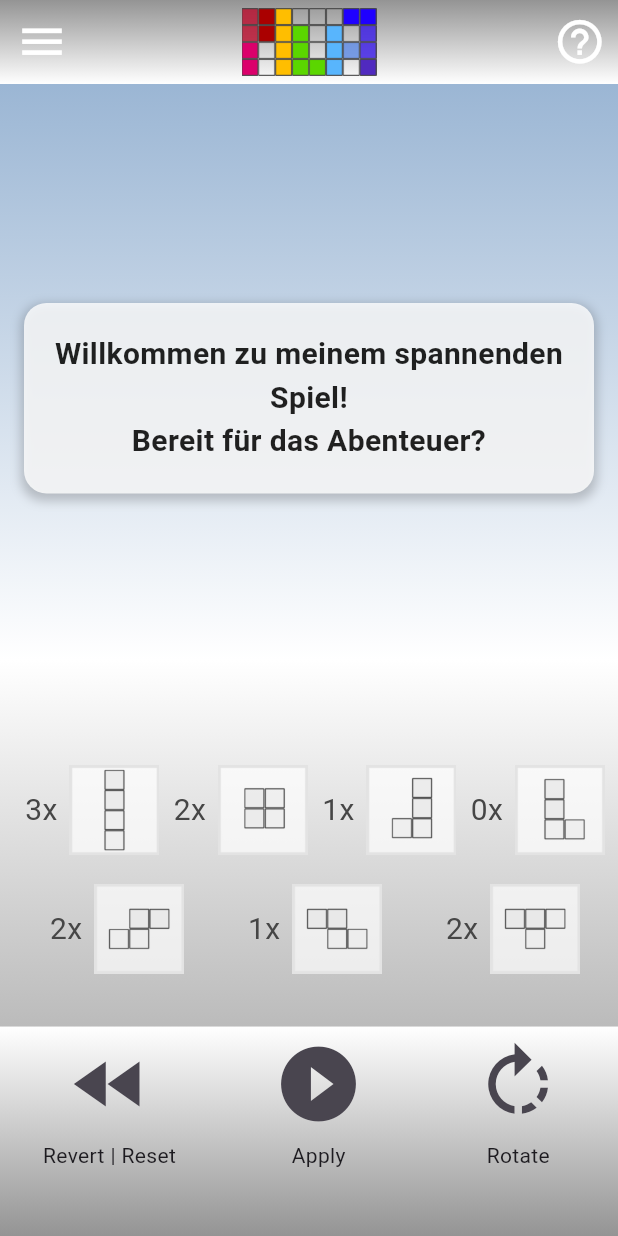
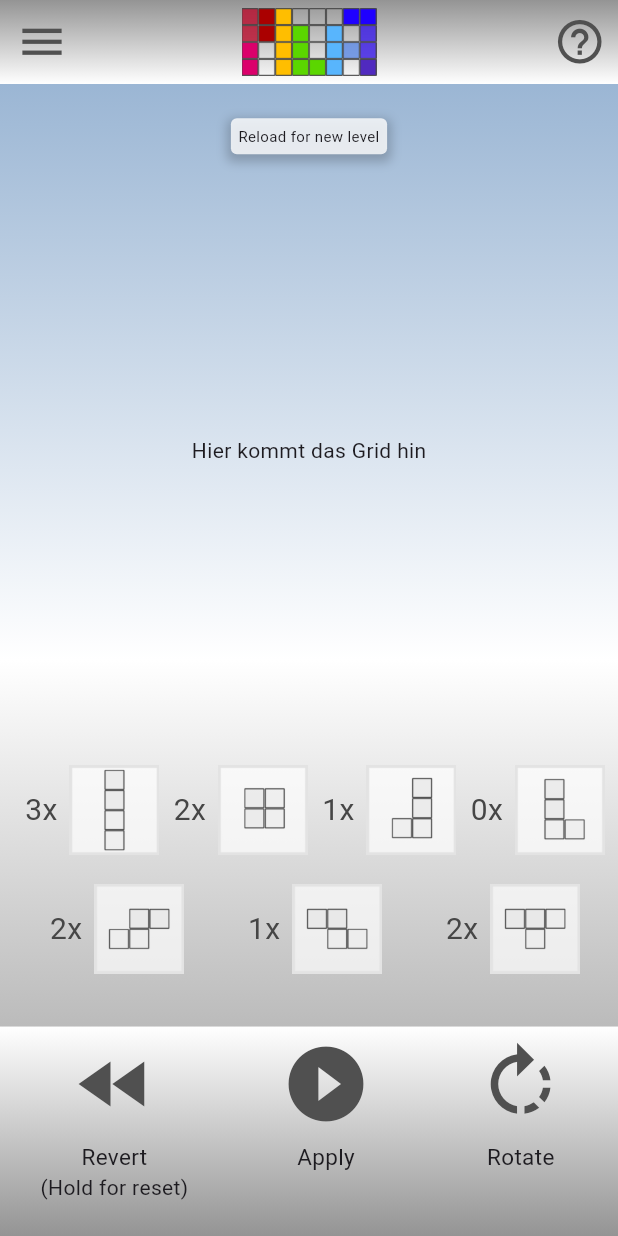
Before and after one commit to FOehlschlaeger/pila, a Flutter app: the screen it shows after launch, on a phone screen of 412 x 824 dp. Run offline on Flutter 3.47's test engine with Material 3 defaults, Android fonts, the phone set to English and light mode, and no system bars.

Commit message:
feat: adding area for gridview

```diff
--- a/lib/main.dart
+++ b/lib/main.dart
@@ -30,7 +30,7 @@ class MyHomePage extends StatelessWidget {
       appBar: AppBar(
         leading: IconButton(
           icon: const Icon(Icons.menu,
-              color: Colors.white), // Burger-Menü-Icon links
+              color: Color.fromARGB(255, 80, 80, 80)), // Burger-Menü-Icon links
           onPressed: () {
             ScaffoldMessenger.of(context).showSnackBar(
               const SnackBar(content: Text('Burger-Menü geklickt!')),
@@ -46,7 +46,7 @@ class MyHomePage extends StatelessWidget {
         actions: [
           IconButton(
             icon: const Icon(Icons.help_outline,
-                color: Colors.white), // Hilfe-Icon rechts
+                color: Color.fromARGB(255, 80, 80, 80)), // Hilfe-Icon rechts
             onPressed: () {
               ScaffoldMessenger.of(context).showSnackBar(
                 const SnackBar(content: Text('Hilfe-Icon geklickt!')),
@@ -87,17 +87,17 @@ class MyHomePage extends StatelessWidget {
           children: [
             // Oberste Zeile: Zentraler Bereich
             Expanded(
-              flex: 6, // Nimmt mehr Platz ein
+              flex: 1, // Nimmt mehr Platz ein
               child: Center(
                 child: Container(
-                  padding: const EdgeInsets.all(20.0),
-                  margin: const EdgeInsets.all(16.0),
+                  padding: const EdgeInsets.all(5.0),
+                  margin: const EdgeInsets.all(10.0),
                   decoration: BoxDecoration(
-                    color: Colors.white.withOpacity(0.8),
-                    borderRadius: BorderRadius.circular(15.0),
+                    color: Colors.white.withValues(alpha: 0.8),
+                    borderRadius: BorderRadius.circular(4.0),
                     boxShadow: [
                       BoxShadow(
-                        color: Colors.black.withOpacity(0.2),
+                        color: Colors.black.withValues(alpha: 0.2),
                         spreadRadius: 2,
                         blurRadius: 5,
                         offset: const Offset(0, 3),
@@ -105,16 +105,24 @@ class MyHomePage extends StatelessWidget {
                     ],
                   ),
                   child: const Text(
-                    'Willkommen zu meinem spannenden Spiel!\nBereit für das Abenteuer?',
+                    'Reload for new level',
                     textAlign: TextAlign.center,
                     style: TextStyle(
-                        fontSize: 20.0,
-                        fontWeight: FontWeight.bold,
-                        color: Colors.black87),
+                      fontSize: 10.0,
+                      // fontWeight: FontWeight.bold,
+                      // color: Colors.black87),
+                    ),
                   ),
                 ),
               ),
             ),
+
+            Expanded(
+                flex: 5,
+                child: Center(
+                    child: const Text(
+                        'Hier kommt das Grid hin') // GameGridScreen(),
+                    )),
 
             // Mittlere Zeile: Sieben Icons mit Zahlenfeldern (4 oben, 3 unten)
             Expanded(
@@ -160,6 +168,7 @@ class MyHomePage extends StatelessWidget {
             Expanded(
               flex: 2,
               child: Container(
+                // alignment: Alignment.center,
                 decoration: const BoxDecoration(
                   gradient: LinearGradient(
                     colors: [
@@ -182,8 +191,16 @@ class MyHomePage extends StatelessWidget {
                           tooltip: "Revert last step, hold to reset",
                           onPressed: (() => {}),
                           iconSize: 60,
+                          color: Color.fromARGB(255, 80, 80, 80),
                         ),
-                        Text('Revert | Reset'),
+                        Text(
+                          'Revert',
+                          textAlign: TextAlign.center,
+                          style: TextStyle(
+                            fontSize: 15.0,
+                          ),
+                        ),
+                        Text('(Hold for reset)')
                       ],
                     ),
                     Column(
@@ -193,8 +210,15 @@ class MyHomePage extends StatelessWidget {
                           tooltip: "Apply tetromino tile",
                           onPressed: (() => {}),
                           iconSize: 60,
+                          color: Color.fromARGB(255, 80, 80, 80),
                         ),
-                        Text('Apply'),
+                        Text(
+                          'Apply',
+                          textAlign: TextAlign.center,
+                          style: TextStyle(
+                            fontSize: 15.0,
+                          ),
+                        ),
                       ],
                     ),
                     Column(
@@ -204,8 +228,15 @@ class MyHomePage extends StatelessWidget {
                           tooltip: "Rotate by 90 degrees",
                           onPressed: (() => {}),
                           iconSize: 60,
+                          color: Color.fromARGB(255, 80, 80, 80),
                         ),
-                        Text('Rotate'),
+                        Text(
+                          'Rotate',
+                          textAlign: TextAlign.center,
+                          style: TextStyle(
+                            fontSize: 15.0,
+                          ),
+                        ),
                       ],
                     ),
                   ],
@@ -245,3 +276,30 @@ class MyHomePage extends StatelessWidget {
     );
   }
 }
+/*
+class GameGridScreen extends StatefulWidget {
+  const GameGridScreen({super.key});
+
+  @override
+  State<GameGridScreen> createState() => _GameGridScreenState();
+}
+
+class _GameGridScreenState extends State<GameGridScreen> {
+  // Der Zustand des Rasters: Eine Liste von 16 Zahlen
+  late List<int> _gridNumbers;
+  final int _gridSize = 4; // 4x4 Gitter
+
+  @override
+  void initState() {
+    super.initState();
+    _initializeGrid();
+  }
+
+  // Initialisiert das Gitter mit Zufallszahlen oder einem Startzustand
+  void _initializeGrid() {
+    _gridNumbers = List.generate(_gridSize * _gridSize,
+        (index) => Random().nextInt(100)); // Zahlen von 0-99
+    // Optional: Einen vordefinierten Startzustand setzen:
+    // _gridNumbers = [1, 2, 3, 4, 5, 6, 7, 8, 9, 10, 11, 12, 13, 14, 15, 16];
+  }
+} */
```
